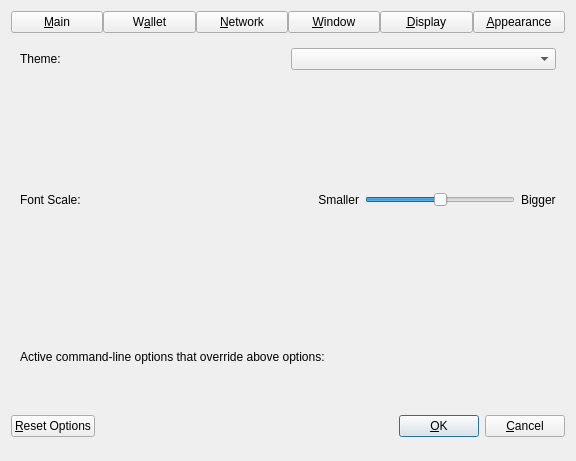
First picture: the form in src/qt/forms/optionsdialog.ui, repository xdustinface/dash, before the edit.
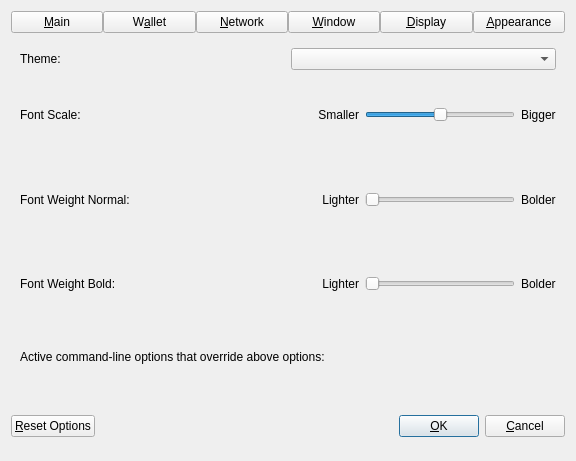
Second picture: the form after the edit. The open tabs and pages were chosen to show the change. Custom widgets are drawn as their Qt base class.

Commit message:
qt: Add font weight settings to Appearance tab of OptionsDialog
Allows to set the weight for normal and bold text

```diff
--- a/src/qt/forms/optionsdialog.ui
+++ b/src/qt/forms/optionsdialog.ui
@@ -965,6 +965,168 @@
          </item>
         </layout>
        </item>
+       <item>
+        <layout class="QHBoxLayout" name="layoutWeightNormal">
+         <property name="topMargin">
+          <number>0</number>
+         </property>
+         <item>
+          <widget class="QLabel" name="lblFontWeightNormal">
+           <property name="text">
+            <string>Font Weight Normal:</string>
+           </property>
+          </widget>
+         </item>
+         <item>
+          <spacer name="horizontalSpacer_3">
+           <property name="orientation">
+            <enum>Qt::Horizontal</enum>
+           </property>
+           <property name="sizeType">
+            <enum>QSizePolicy::Expanding</enum>
+           </property>
+           <property name="sizeHint" stdset="0">
+            <size>
+             <width>80</width>
+             <height>20</height>
+            </size>
+           </property>
+          </spacer>
+         </item>
+         <item>
+          <widget class="QLabel" name="lblLighterNormal">
+           <property name="text">
+            <string>Lighter</string>
+           </property>
+           <property name="alignment">
+            <set>Qt::AlignRight|Qt::AlignTrailing|Qt::AlignVCenter</set>
+           </property>
+          </widget>
+         </item>
+         <item>
+          <widget class="QSlider" name="fontWeightNormalSlider">
+           <property name="sizePolicy">
+            <sizepolicy hsizetype="Expanding" vsizetype="Fixed">
+             <horstretch>0</horstretch>
+             <verstretch>0</verstretch>
+            </sizepolicy>
+           </property>
+           <property name="minimumSize">
+            <size>
+             <width>150</width>
+             <height>0</height>
+            </size>
+           </property>
+           <property name="maximumSize">
+            <size>
+             <width>150</width>
+             <height>16777215</height>
+            </size>
+           </property>
+           <property name="minimum">
+            <number>0</number>
+           </property>
+           <property name="maximum">
+            <number>5</number>
+           </property>
+           <property name="value">
+            <number>0</number>
+           </property>
+           <property name="orientation">
+            <enum>Qt::Horizontal</enum>
+           </property>
+          </widget>
+         </item>
+         <item>
+          <widget class="QLabel" name="lblBolderNormal">
+           <property name="text">
+            <string>Bolder</string>
+           </property>
+          </widget>
+         </item>
+        </layout>
+       </item>
+       <item>
+        <layout class="QHBoxLayout" name="layoutWeightBold">
+         <property name="topMargin">
+          <number>0</number>
+         </property>
+         <item>
+          <widget class="QLabel" name="lblFontWeightBold">
+           <property name="text">
+            <string>Font Weight Bold:</string>
+           </property>
+          </widget>
+         </item>
+         <item>
+          <spacer name="horizontalSpacer_4">
+           <property name="orientation">
+            <enum>Qt::Horizontal</enum>
+           </property>
+           <property name="sizeType">
+            <enum>QSizePolicy::Expanding</enum>
+           </property>
+           <property name="sizeHint" stdset="0">
+            <size>
+             <width>80</width>
+             <height>20</height>
+            </size>
+           </property>
+          </spacer>
+         </item>
+         <item>
+          <widget class="QLabel" name="lblLighterBold">
+           <property name="text">
+            <string>Lighter</string>
+           </property>
+           <property name="alignment">
+            <set>Qt::AlignRight|Qt::AlignTrailing|Qt::AlignVCenter</set>
+           </property>
+          </widget>
+         </item>
+         <item>
+          <widget class="QSlider" name="fontWeightBoldSlider">
+           <property name="sizePolicy">
+            <sizepolicy hsizetype="Expanding" vsizetype="Fixed">
+             <horstretch>0</horstretch>
+             <verstretch>0</verstretch>
+            </sizepolicy>
+           </property>
+           <property name="minimumSize">
+            <size>
+             <width>150</width>
+             <height>0</height>
+            </size>
+           </property>
+           <property name="maximumSize">
+            <size>
+             <width>150</width>
+             <height>16777215</height>
+            </size>
+           </property>
+           <property name="minimum">
+            <number>3</number>
+           </property>
+           <property name="maximum">
+            <number>8</number>
+           </property>
+           <property name="value">
+            <number>3</number>
+           </property>
+           <property name="orientation">
+            <enum>Qt::Horizontal</enum>
+           </property>
+          </widget>
+         </item>
+         <item>
+          <widget class="QLabel" name="lblBolderBold">
+           <property name="text">
+            <string>Bolder</string>
+           </property>
+          </widget>
+         </item>
+        </layout>
+       </item>
       </layout>
      </widget>
     </widget>
```
The commit also changes 5 other files.
